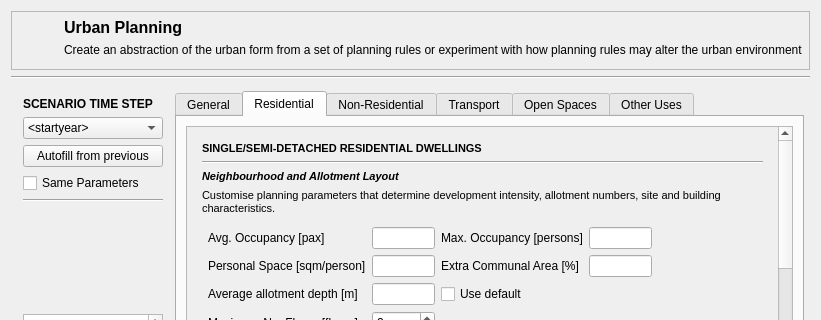
This is gui/md_urbplanbbgui.ui in petermbach/urbanbeats-pss as Qt 5 draws it before an edit; both pictures show x 0 to 821 and y 0 to 320 of the 821 by 600 pixel window. The edited form follows.
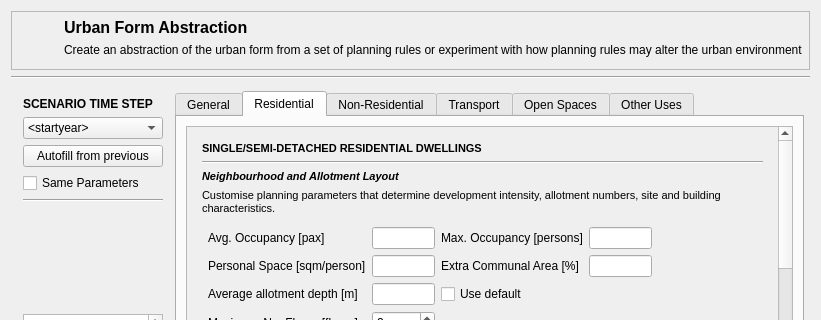
This is the edited form. The open tabs and pages were chosen to show the change. Icons and pictures are not drawn.

```diff
--- a/gui/md_urbplanbbgui.ui
+++ b/gui/md_urbplanbbgui.ui
@@ -88,7 +88,7 @@
          </font>
         </property>
         <property name="text">
-         <string>Urban Planning</string>
+         <string>Urban Form Abstraction</string>
         </property>
        </widget>
       </item>
```
Left out of the diff: 19 changed lines with no effect on the pictures.
